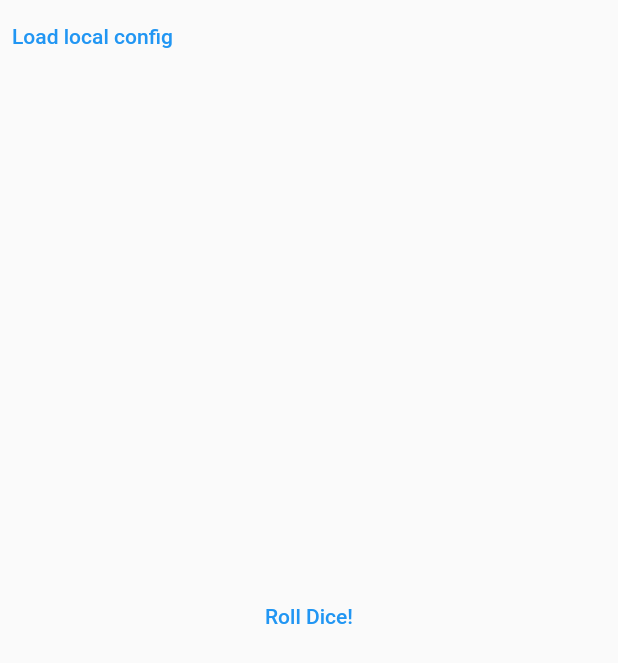
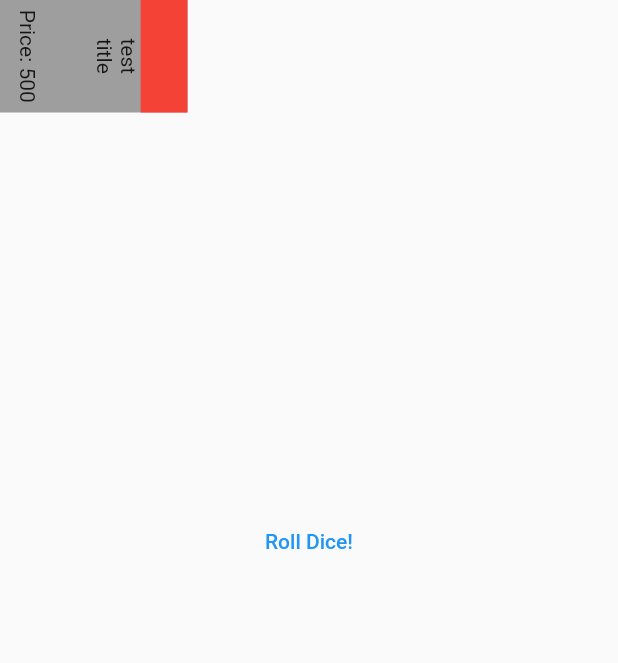
Before and after one commit to collinshayden/multiplayer-monopoly, a Flutter app: the screen it shows after launch, after a tap on "Roll Dice!", on a phone screen of 412 x 824 dp. Shown: the top 663 px of the screen. Run offline on Flutter 3.47's test engine with Material 2 defaults, Android fonts, the phone set to English and light mode, and no system bars; our stand-ins replace flutter_bloc; network calls fail.

Commit message:
working on dice roll button

```diff
--- a/client/lib/main.dart
+++ b/client/lib/main.dart
@@ -1,4 +1,7 @@
 import 'package:client/cubit/game_cubit.dart';
+import 'package:client/model/player.dart';
+import 'package:client/model/roll.dart';
+import 'package:client/model/tiles.dart';
 import 'package:client/view/base/board.dart';
 import 'package:flutter/material.dart';
 import 'package:flutter_bloc/flutter_bloc.dart';
@@ -29,21 +32,17 @@ class _MonopolyAppState extends State<MonopolyApp> {
           create: (context) => GameCubit(),
           child: Stack(
             children: [
-              CubitTest(),
-              // Board(),
+              // CubitTest(),
+              // Board()
+              SizedBox(width: 125, height: 75, child: ImprovableTile(id: 1,title: "test \ntitle", quarterTurns: 1, price: 500).createWidget(),),
               Center(
                 child: SizedBox.fromSize(
-                  size: const Size(100.0, 50.0),
+                  size: const Size(100.0, 150.0),
                   child: Column(
                     children: [
                       Align(),
-                      TextButton(
-                        onPressed: () {
-                          BlocProvider.of<GameCubit>(context).state;
-                          print('Rolling dice!');
-                        },
-                        child: const Text('Roll Dice!'),
-                      )
+                      DiceRollButton(),
+                      // Roll(first: 1, second: 4).createWidget(),
                     ],
                   ),
                 ),
@@ -79,3 +78,29 @@ class CubitTest extends StatelessWidget {
     );
   }
 }
+
+class DiceRollButton extends StatelessWidget {
+  const DiceRollButton({super.key});
+
+  @override
+  Widget build(BuildContext context) {
+    return TextButton(
+      onPressed: () {
+        BlocProvider.of<GameCubit>(context).endpointService.startGame();
+        BlocProvider.of<GameCubit>(context).joinGame(displayName: "player1");
+        BlocProvider.of<GameCubit>(context).joinGame(displayName: "player2");
+        BlocProvider.of<GameCubit>(context).endpointService.getGameData();
+        PlayerId activePlayerId = BlocProvider.of<GameCubit>(context).game.activePlayerId!;
+        BlocProvider.of<GameCubit>(context).rollDice(playerId: activePlayerId.value);
+        Roll lastRoll = BlocProvider.of<GameCubit>(context).game.lastRoll!;
+        print(lastRoll.first);
+        BlocProvider.of<GameCubit>(context).endpointService.reset(activePlayerId.value);
+
+        // String active_player_id =
+
+        print('Rolling dice!');
+      },
+      child: const Text('Roll Dice!'),
+    );
+  }
+}
```
